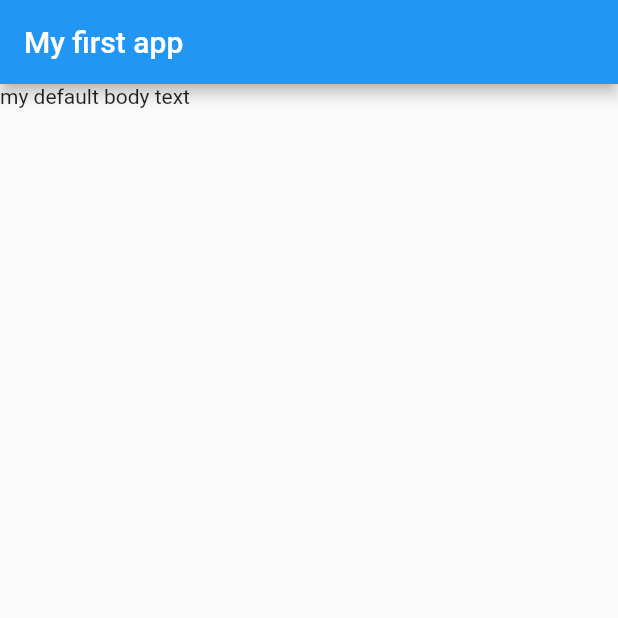
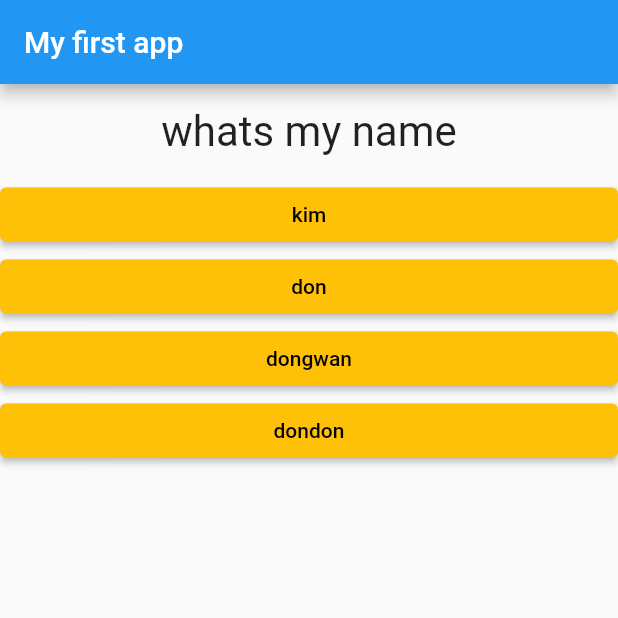
Before and after one commit to dongwandonkim/flutter_basic, a Flutter app: the screen it shows after launch, on a phone screen of 412 x 824 dp, the top half of it. Run offline on Flutter 3.47's test engine with Material 2 defaults, Android fonts, the phone set to English and light mode, and no system bars.

Commit message:
seperating answers & questions widget

```diff
--- /dev/null
+++ b/quiz_app/lib/answer.dart
@@ -0,0 +1,20 @@
+import 'package:flutter/material.dart';
+
+class Answer extends StatelessWidget {
+  final Function selectHandler;
+  final String answerText;
+  Answer(this.selectHandler, this.answerText);
+
+  @override
+  Widget build(BuildContext context) {
+    return Container(
+      width: double.infinity,
+      child: ElevatedButton(
+          style: ButtonStyle(
+              backgroundColor: MaterialStateProperty.all(Colors.amber),
+              foregroundColor: MaterialStateProperty.all(Colors.black)),
+          child: Text(answerText),
+          onPressed: selectHandler),
+    );
+  }
+}
--- a/quiz_app/lib/main.dart
+++ b/quiz_app/lib/main.dart
@@ -1,4 +1,7 @@
 import 'package:flutter/material.dart';
+
+import './question.dart';
+import './answer.dart';
 
 // void main() {
 //   runApp(MyApp());
@@ -6,12 +9,50 @@ import 'package:flutter/material.dart';
 
 void main() => runApp(MyApp());
 
-class MyApp extends StatelessWidget {
+class MyApp extends StatefulWidget {
+  @override
+  State<StatefulWidget> createState() {
+    return _MyAppState();
+  }
+}
+
+class _MyAppState extends State<MyApp> {
+  final questions = const [
+    {
+      'questionText': 'whats my name',
+      'answers': ['kim', 'don', 'dongwan', 'dondon']
+    },
+    {
+      'questionText': 'whats my age',
+      'answers': ['123', '456', '33', "37"]
+    },
+    {
+      'questionText': 'what are my cats names',
+      'answers': ['abugaru', 'don', 'dongwan', 'nana']
+    },
+  ];
+  var _currentIndex = 0;
+
+  void _answerQuestion() {
+    if (_currentIndex < questions.length) {}
+    setState(() {
+      _currentIndex = _currentIndex + 1;
+    });
+  }
+
   @override
   Widget build(BuildContext context) {
     return MaterialApp(
-        home: Scaffold(
-            appBar: AppBar(title: Text('My first app')),
-            body: Text('my default body text')));
+      home: Scaffold(
+        appBar: AppBar(title: Text('My first app')),
+        body: Column(
+          children: [
+            Question(questions[_currentIndex]['questionText']),
+            ...(questions[_currentIndex]['answers'] as List<String>)
+                .map((answer) => Answer(_answerQuestion, answer))
+          ],
+        ),
+      ),
+    );
   }
 }
--- /dev/null
+++ b/quiz_app/lib/question.dart
@@ -0,0 +1,20 @@
+import 'package:flutter/material.dart';
+
+class Question extends StatelessWidget {
+  final String questionText;
+
+  Question(this.questionText);
+
+  @override
+  Widget build(BuildContext context) {
+    return Container(
+      width: double.infinity,
+      margin: EdgeInsets.all(15),
+      child: Text(
+        questionText,
+        style: TextStyle(fontSize: 28),
+        textAlign: TextAlign.center,
+      ),
+    );
+  }
+}
```
